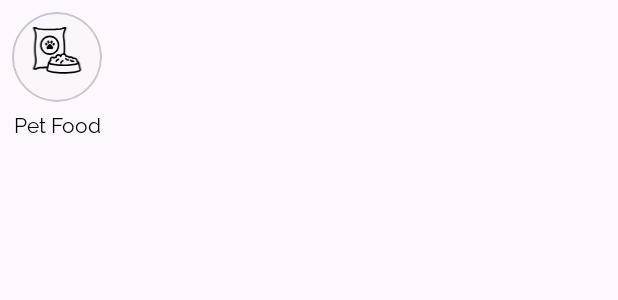
After one commit to mehadishakil/PETOPIA, an Android app: the layout shop_category_format.xml on its own in the app's theme, with its tools: preview values and no code run, on a phone screen of 412 x 824 dp. The commit adds this screen. Shown: the top 300 px of the screen. Run offline under Robolectric (Android 15) with nearby library versions, the phone set to English and light mode, and no system bars; Roboto replaces fonts that are not available here.

Commit message:
shop category added

```diff
--- a/app/src/main/res/layout/fragment_shop.xml
+++ b/app/src/main/res/layout/fragment_shop.xml
@@ -71,7 +71,7 @@
         <androidx.recyclerview.widget.RecyclerView
             android:id="@+id/recyclerViewShopCategoryID"
             android:layout_width="match_parent"
-            android:layout_height="80dp"
+            android:layout_height="wrap_content"
             android:layout_marginLeft="10dp"
             android:layout_marginTop="15dp"
             android:layout_marginRight="10dp"
--- /dev/null
+++ b/app/src/main/res/layout/shop_category_format.xml
@@ -0,0 +1,47 @@
+<?xml version="1.0" encoding="utf-8"?>
+<androidx.constraintlayout.widget.ConstraintLayout xmlns:android="http://schemas.android.com/apk/res/android"
+    xmlns:app="http://schemas.android.com/apk/res-auto"
+    xmlns:tools="http://schemas.android.com/tools"
+    android:layout_width="60dp"
+    android:layout_height="wrap_content"
+    android:layout_margin="8dp">
+
+    <com.google.android.material.card.MaterialCardView
+        android:id="@+id/cardvw"
+        android:layout_width="match_parent"
+        android:layout_height="60dp"
+        app:cardBackgroundColor="#41F4F4F4"
+        app:cardCornerRadius="@dimen/_30sdp"
+        app:layout_constraintEnd_toEndOf="parent"
+        app:layout_constraintStart_toStartOf="parent"
+        app:layout_constraintTop_toTopOf="parent">
+
+        <ImageView
+            android:id="@+id/shopCatgImg"
+            android:layout_width="match_parent"
+            android:layout_height="match_parent"
+            android:scaleType="fitCenter"
+            android:padding="@dimen/_6sdp"
+            app:srcCompat="@drawable/pet_food" />
+
+    </com.google.android.material.card.MaterialCardView>
+
+
+    <TextView
+        android:id="@+id/shopCategory"
+        android:layout_width="wrap_content"
+        android:layout_height="wrap_content"
+        android:layout_marginTop="4dp"
+        android:layout_marginBottom="4dp"
+        android:fontFamily="@font/raleway"
+        android:gravity="center"
+        android:text="Pet Food"
+        android:textAlignment="center"
+        android:textColor="#000000"
+        app:layout_constraintBottom_toBottomOf="parent"
+        app:layout_constraintEnd_toEndOf="parent"
+        app:layout_constraintStart_toStartOf="parent"
+        app:layout_constraintTop_toBottomOf="@+id/cardvw"
+        tools:textSize="8sp" />
+
+</androidx.constraintlayout.widget.ConstraintLayout>
```
Also changed, not shown: app/src/main/java/com/example/petopia/adapter/ShopCategoryAdapter.kt (added, +39 -0 lines), app/src/main/java/com/example/petopia/view/FragmentShop.java (+12 -11 lines).
